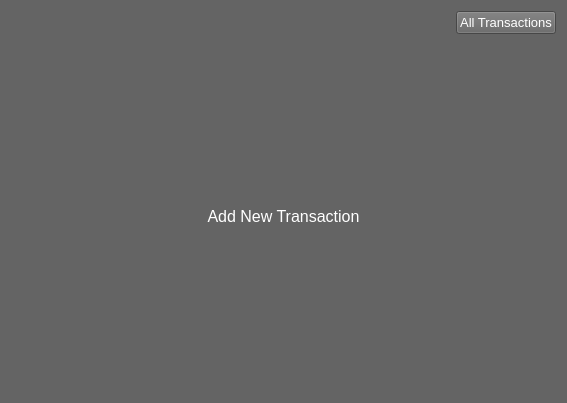
Qt form gui/newtransaction_dialog.ui (kkonsw/expense-tracker) before a commit.
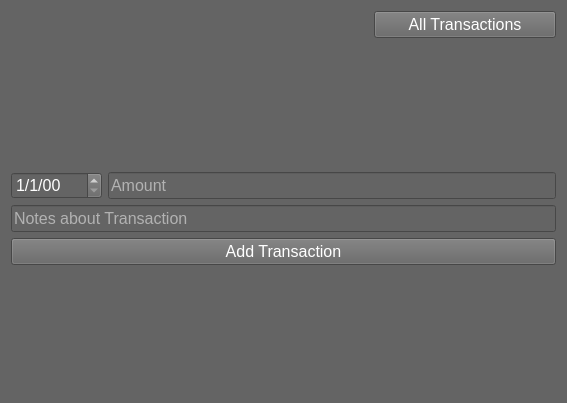
The same form after that commit.

Commit message: Redesign New Transaction window

Diff of the .ui file:
```diff
--- a/gui/newtransaction_dialog.ui
+++ b/gui/newtransaction_dialog.ui
@@ -18,7 +18,7 @@
   </property>
   <layout class="QVBoxLayout" name="verticalLayout">
    <item>
-    <layout class="QHBoxLayout" name="horizontalLayout">
+    <layout class="QHBoxLayout" name="horizontalLayout" stretch="2,1">
      <item>
       <spacer name="horizontalSpacer">
        <property name="orientation">
@@ -36,7 +36,7 @@
       <widget class="QPushButton" name="button_allTransactions">
        <property name="font">
         <font>
-         <pointsize>10</pointsize>
+         <pointsize>12</pointsize>
         </font>
        </property>
        <property name="focusPolicy">
@@ -49,6 +49,9 @@
        <property name="text">
         <string>All Transactions</string>
        </property>
+       <property name="flat">
+        <bool>false</bool>
+       </property>
       </widget>
      </item>
     </layout>
@@ -67,7 +70,50 @@
     </spacer>
    </item>
    <item>
-    <widget class="QLabel" name="label_newTransaction">
+    <layout class="QHBoxLayout" name="horizontalLayout_2">
+     <item>
+      <widget class="QDateEdit" name="dateEdit">
+       <property name="font">
+        <font>
+         <pointsize>12</pointsize>
+        </font>
+       </property>
+       <property name="focusPolicy">
+        <enum>Qt::NoFocus</enum>
+       </property>
+       <property name="styleSheet">
+        <string notr="true">color: rgb(255, 255, 255);</string>
+       </property>
+       <property name="displayFormat">
+        <string>d/M/yy</string>
+       </property>
+       <property name="calendarPopup">
+        <bool>false</bool>
+       </property>
+      </widget>
+     </item>
+     <item>
+      <widget class="QLineEdit" name="lineEdit_amount">
+       <property name="font">
+        <font>
+         <pointsize>12</pointsize>
+        </font>
+       </property>
+       <property name="focusPolicy">
+        <enum>Qt::TabFocus</enum>
+       </property>
+       <property name="styleSheet">
+        <string notr="true">color: rgb(255, 255, 255);</string>
+       </property>
+       <property name="placeholderText">
+        <string>Amount</string>
+       </property>
+      </widget>
+     </item>
+    </layout>
+   </item>
+   <item>
+    <widget class="QLineEdit" name="lineEdit_note">
      <property name="font">
       <font>
        <pointsize>12</pointsize>
@@ -77,10 +123,29 @@
       <string notr="true">color: rgb(255, 255, 255);</string>
      </property>
      <property name="text">
-      <string>Add New Transaction</string>
+      <string/>
      </property>
-     <property name="alignment">
-      <set>Qt::AlignCenter</set>
+     <property name="placeholderText">
+      <string>Notes about Transaction</string>
+     </property>
+    </widget>
+   </item>
+   <item>
+    <widget class="QPushButton" name="button_addTransaction">
+     <property name="font">
+      <font>
+       <pointsize>12</pointsize>
+      </font>
+     </property>
+     <property name="focusPolicy">
+      <enum>Qt::NoFocus</enum>
+     </property>
+     <property name="styleSheet">
+      <string notr="true">color: rgb(255, 255, 255);
+border-color: rgb(0, 0, 0);</string>
+     </property>
+     <property name="text">
+      <string>Add Transaction</string>
      </property>
     </widget>
    </item>
```
Left out of the diff: 3 changed lines with no effect on the pictures. The commit also changes 4 other files.
